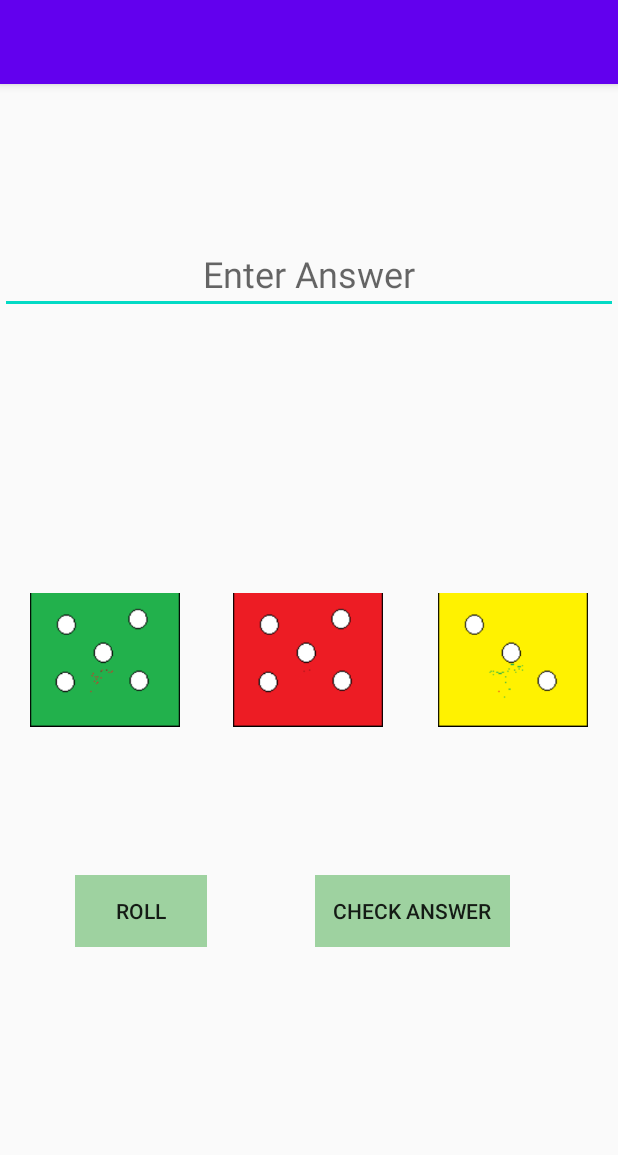
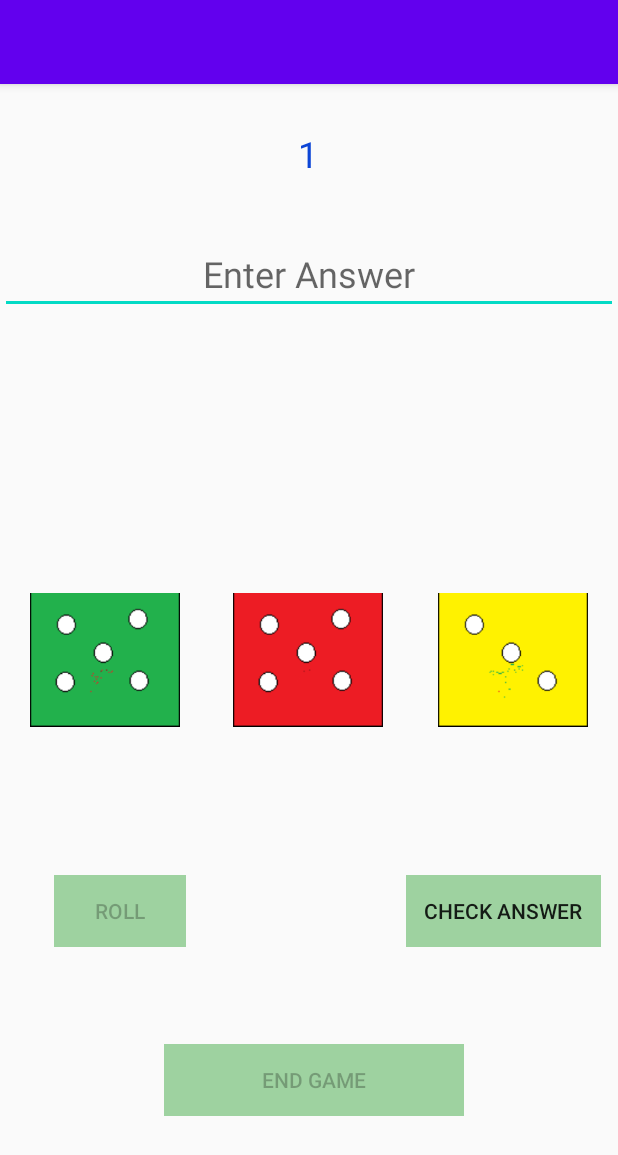
Before and after one commit to focusminds/DiceRoll, an Android app: the AdditionActivity screen opened directly, with no data from a screen before it, after a tap on "ROLL", on a phone screen of 412 x 824 dp. Shown: the top 1155 px of the screen. Run offline under Robolectric (Android 15) with nearby library versions, the phone set to English and light mode, and no system bars.

Commit message:
Jul 2 Completed Upto rating bar

```diff
--- a/app/src/main/java/com/example/diceroll/AdditionActivity.java
+++ b/app/src/main/java/com/example/diceroll/AdditionActivity.java
@@ -4,18 +4,21 @@ import androidx.appcompat.app.AppCompatActivity;
 
 import android.content.Intent;
 import android.os.Bundle;
+import android.os.Handler;
 import android.view.View;
 import android.widget.Button;
 import android.widget.EditText;
 import android.widget.ImageView;
+import android.widget.RatingBar;
 import android.widget.TextView;
 
 public class AdditionActivity extends AppCompatActivity {
 
-    Button bRollButton ;
-    TextView tTextView1,tGreenTextView,tYellowTextView,tAnsTextView;
+    Button bRollButton,bCheckAnswer,bEndGame ;
+    TextView tTextView1,tGreenTextView,tYellowTextView,tAnsTextView,tNumberofQuestions;
     ImageView iRedDice,iGreenDice,iYellowDice;
     EditText eResultNumber;
+    RatingBar rtScoreBar;
     double iReddicenumber =0;
     double iGreendicenumber =0;
     double iYellowdicenumber =0;
@@ -23,6 +26,10 @@ public class AdditionActivity extends AppCompatActivity {
     double dEnteredResult = 0;
     String sAction = "";
     String sLabel = "";
+
+    int iQ = 1;
+    int iCorrect = 0;
+    String siQ = "";
 
     @Override
     protected void onCreate(Bundle savedInstanceState) {
@@ -33,30 +40,63 @@ public class AdditionActivity extends AppCompatActivity {
         setTitle(sLabel);
         setContentView(R.layout.activity_addition);
 
-
         bRollButton = findViewById(R.id.rollbutton);
+        bCheckAnswer = findViewById(R.id.checkanwer);
+        bEndGame =  findViewById(R.id.endgame);
+        bCheckAnswer.setEnabled(false);
         // tTextView1 = findViewById(R.id.resulttextView);
         //tGreenTextView = findViewById(R.id.greenresulttextView);
         //tYellowTextView = findViewById(R.id.yellowresulttextView);
         tAnsTextView = findViewById(R.id.answerstatus);
-
+        tNumberofQuestions = findViewById(R.id.numberofquestions);
         iRedDice = findViewById(R.id.redimageView);
         iGreenDice = findViewById(R.id.greenimageView);
         iYellowDice = findViewById(R.id.yellowimageView);
+        eResultNumber = findViewById(R.id.signedresultnumber);
+        rtScoreBar = findViewById(R.id.ratingBar);
 
-        eResultNumber = findViewById(R.id.signedresultnumber);
         bRollButton.setOnClickListener(new View.OnClickListener() {
             @Override
             public void onClick(View view) {
+
                 roll();
+            }
+        });
+
+        bEndGame.setOnClickListener(new View.OnClickListener() {
+            @Override
+            public void onClick(View view) {
+                endgame();
             }
         });
     }
 
+    private void endgame() {
+
+        float d = (Float.valueOf(iCorrect) / Float.valueOf(iQ))* 100 ;
+        if(d>75) {
+            d = 5;
+        } else if(d>50 && d<75) {
+            d=3;
+        } else if(d>25 && d<50) {
+            d=2;
+        } else if(d>0 && d<25) {
+            d=1;
+        }
+        rtScoreBar.setRating(d);
+        bRollButton.setEnabled(false);
+        rtScoreBar.setVisibility(View.VISIBLE);
+
+    }
 
     private void roll() {
+        eResultNumber.setEnabled(true);
+        bEndGame.setEnabled(false);
         tAnsTextView.setText("");
         eResultNumber.setText("");
+        siQ = String.valueOf(iQ);
+        tNumberofQuestions.setText(siQ);
+
         int rollnumber = (int)(Math.random() * 6 + 1);
         switch (rollnumber) {
             case 1:
@@ -178,6 +218,9 @@ public class AdditionActivity extends AppCompatActivity {
                 break;
         }
 
+        bRollButton.setEnabled(false);
+        bCheckAnswer.setEnabled(true);
+        iQ++;
     }
 
     public void addnumber(View v) {
@@ -199,11 +242,18 @@ public class AdditionActivity extends AppCompatActivity {
             dEnteredResult = Double.parseDouble(eResultNumber.getText().toString());
 
             if (iresultnumber == dEnteredResult) {
+                iCorrect++;
                 tAnsTextView.setText("Correct Answer");
             } else {
                 tAnsTextView.setText("Wrong Answer");
             }
+            bRollButton.setEnabled(true);
+            eResultNumber.setEnabled(false);
+            bCheckAnswer.setEnabled(false);
+            bEndGame.setEnabled(true);
         }
 
     }
+
+
 }
--- a/app/src/main/res/layout/activity_addition.xml
+++ b/app/src/main/res/layout/activity_addition.xml
@@ -10,7 +10,9 @@
         android:id="@+id/MainMenu"
         android:layout_width="match_parent"
         android:layout_height="match_parent"
-        tools:context=".MainActivity">
+        tools:context=".MainActivity"
+        tools:layout_editor_absoluteX="45dp"
+        tools:layout_editor_absoluteY="-29dp">
 
         <Button
             android:id="@+id/rollbutton"
@@ -22,6 +24,7 @@
             android:cursorVisible="true"
             android:text="Roll"
             app:layout_constraintBottom_toBottomOf="parent"
+            app:layout_constraintEnd_toStartOf="@+id/endgame"
             app:layout_constraintStart_toStartOf="parent"
             app:layout_constraintTop_toTopOf="@+id/redimageView" />
 
@@ -74,7 +77,6 @@
             style="@style/Widget.AppCompat.Button.Borderless"
             android:layout_width="130dp"
             android:layout_height="wrap_content"
-            android:layout_marginStart="50dp"
             android:layout_marginEnd="50dp"
             android:background="#864CAF50"
             android:cursorVisible="true"
@@ -82,7 +84,7 @@
             android:text="Check Answer"
             app:layout_constraintBottom_toBottomOf="parent"
             app:layout_constraintEnd_toEndOf="parent"
-            app:layout_constraintStart_toEndOf="@+id/rollbutton"
+            app:layout_constraintStart_toEndOf="@+id/endgame"
             app:layout_constraintTop_toTopOf="@+id/redimageView" />
 
         <EditText
@@ -99,5 +101,42 @@
             app:layout_constraintStart_toStartOf="parent"
             app:layout_constraintTop_toTopOf="parent" />
 
+        <TextView
+            android:id="@+id/numberofquestions"
+            android:layout_width="wrap_content"
+            android:layout_height="wrap_content"
+            android:layout_marginTop="30dp"
+            android:textColor="#0C45D6"
+            android:textSize="24sp"
+            app:layout_constraintEnd_toEndOf="parent"
+            app:layout_constraintHorizontal_bias="0.498"
+            app:layout_constraintStart_toStartOf="parent"
+            app:layout_constraintTop_toTopOf="parent" />
+
+        <Button
+            android:id="@+id/endgame"
+            android:layout_width="200dp"
+            android:layout_height="wrap_content"
+            android:layout_marginBottom="16dp"
+            android:background="#864CAF50"
+            android:cursorVisible="true"
+            android:enabled="false"
+            android:text="End Game"
+            app:layout_constraintBottom_toBottomOf="parent"
+            app:layout_constraintEnd_toEndOf="parent"
+            app:layout_constraintHorizontal_bias="0.517"
+            app:layout_constraintStart_toStartOf="parent"
+            app:layout_constraintTop_toBottomOf="@+id/checkanwer" />
+
+        <RatingBar
+            android:id="@+id/ratingBar"
+            android:layout_width="wrap_content"
+            android:layout_height="wrap_content"
+            android:visibility="invisible"
+            app:layout_constraintBottom_toTopOf="@+id/answerstatus"
+            app:layout_constraintEnd_toEndOf="parent"
+            app:layout_constraintStart_toStartOf="parent"
+            app:layout_constraintTop_toBottomOf="@+id/signedresultnumber" />
+
     </androidx.constraintlayout.widget.ConstraintLayout>
 </androidx.constraintlayout.widget.ConstraintLayout>
```
